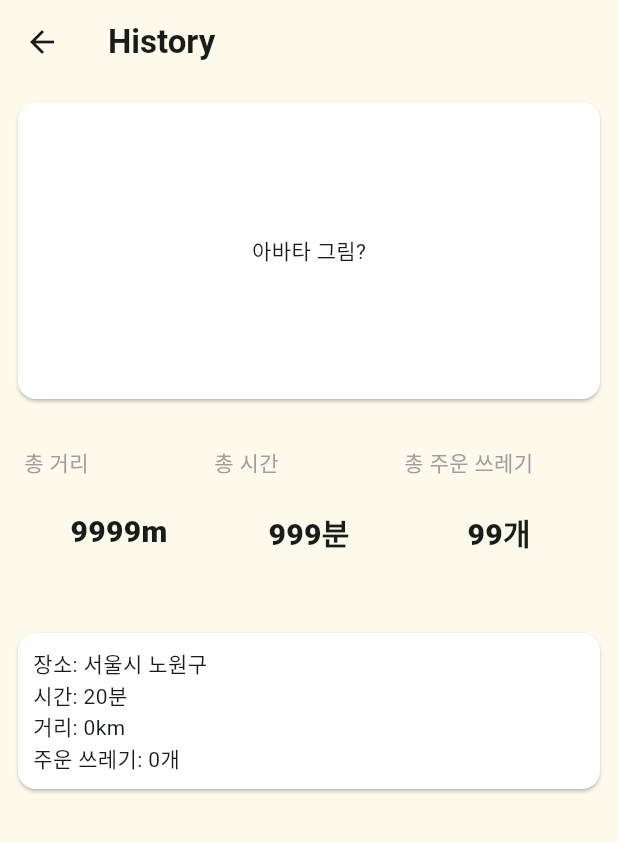
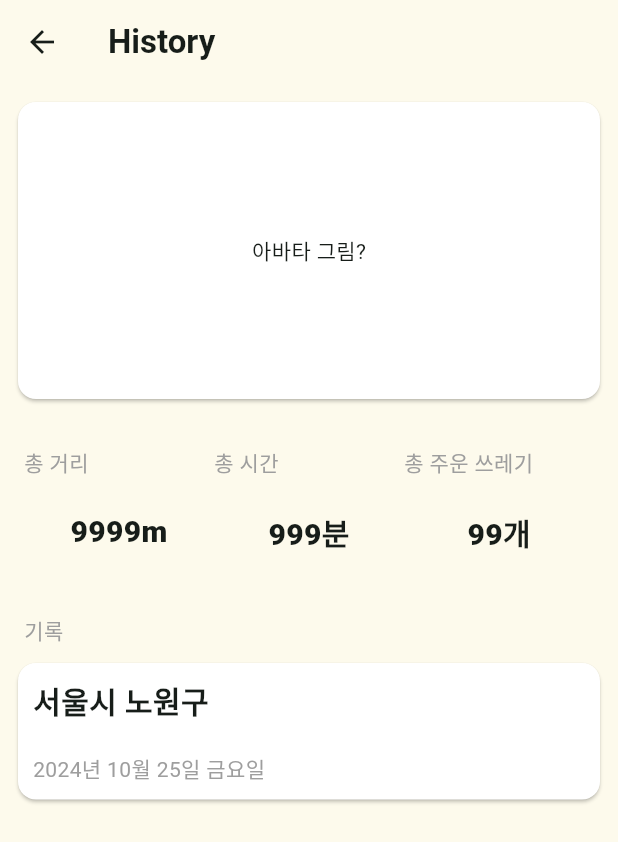
Before and after one commit to KW-EcoVision/ecovision-mobile, a Flutter app: the History screen opened directly, on a phone screen of 412 x 824 dp. Shown: the top 842 px of the screen. Run offline on Flutter 3.47's test engine with Material 3 defaults, Android fonts, the phone set to English and light mode, and no system bars; our stand-ins replace camera, geolocator, google_maps_flutter, location, shared_preferences, stop_watch_timer; accounts and stored records are empty; Roboto replaces fonts that are missing (NanumSquareNeo-bRg).

Commit message:
feat: 플로깅 기록 조회 화면 형식 변경

```diff
--- a/lib/view/page/history/HistoryPage.dart
+++ b/lib/view/page/history/HistoryPage.dart
@@ -3,6 +3,10 @@ import 'package:eco_vision/service/HistoryTest.dart';
 import 'package:eco_vision/view/const/EcoVisionColor.dart';
 import 'package:eco_vision/view/page/history/HistoryDetailPage.dart';
 import 'package:flutter/material.dart';
+import 'package:http/http.dart';
+import 'package:intl/intl.dart';
+import 'package:shared_preferences/shared_preferences.dart';
+import 'package:http/http.dart' as http;
 
 class History extends StatefulWidget {
   const History({super.key});
@@ -14,12 +18,20 @@ class History extends StatefulWidget {
 class _HistoryState extends State<History> {
   bool isHistoriesInitialized = false;
   late List<HistoryData> histories;
+  // late String token;
+  // late SharedPreferences prefs;
+  // late Future<http.Response> response;
   HistoryTest test = HistoryTest();
 
   @override
-  void initState() {
+  void initState() async {
     super.initState();
-    // test대신 기록 받아오는 api 넣기
+    // // test대신 기록 받아오는 api 넣기
+    // prefs = await SharedPreferences.getInstance();
+    // token = prefs.getString('accessToken')!;
+
+    // response = http.get(Uri.parse("http://43.201.1.7:8080/total-and-list-view"),
+    //     headers: {'Content-Type': 'application/json', 'Authorization': token});
 
     test.testDataInit().then((_) {
       setState(() {
@@ -46,6 +58,7 @@ class _HistoryState extends State<History> {
             Container(
                 margin: const EdgeInsets.fromLTRB(8, 8, 8, 0),
                 child: Column(
+                  crossAxisAlignment: CrossAxisAlignment.start,
                   children: [
                     SizedBox(
                       height: MediaQuery.of(context).size.width / 2,
@@ -112,7 +125,11 @@ class _HistoryState extends State<History> {
                         ],
                       ),
                     ),
-                    Text('\n')
+                    Text('\n'),
+                    Container(
+                        margin: const EdgeInsets.fromLTRB(8, 0, 8, 0),
+                        child: const Text('기록',
+                            style: TextStyle(color: Colors.grey)))
                   ],
                 )),
             isHistoriesInitialized
@@ -138,10 +155,35 @@ class _HistoryState extends State<History> {
                               child: Card(
                                 color: Colors.white,
                                 child: Container(
-                                  padding: const EdgeInsets.all(10),
-                                  child: Text(
-                                      '장소: ${histories[index].location}\n시간: ${histories[index].time}분\n거리: ${histories[index].distance}km\n주운 쓰레기: ${histories[index].trashCount}개'),
-                                ),
+                                    padding: const EdgeInsets.all(10),
+                                    child: Column(
+                                      crossAxisAlignment:
+                                          CrossAxisAlignment.start,
+                                      children: [
+                                        Text(
+                                          histories[index].location,
+                                          style: const TextStyle(
+                                            fontSize: 20,
+                                            fontWeight: FontWeight.bold,
+                                            overflow: TextOverflow.ellipsis,
+                                          ),
+                                        ),
+                                        Text(
+                                          '\n${DateFormat('yyyy년 MM월 dd일 ').format(histories[index].createdAt)}'
+                                          '${DateFormat.E('ko_KR').format(histories[index].createdAt)}요일',
+                                          style: const TextStyle(
+                                            color: Colors.grey,
+                                            // fontSize: 20,
+                                            // fontWeight: FontWeight.bold,
+                                            overflow: TextOverflow.ellipsis,
+                                          ),
+                                        )
+                                      ],
+                                    )
+                                    // Text(
+
+                                    //     '장소: ${histories[index].location}\n시간: ${histories[index].time}분\n거리: ${histories[index].distance}km\n주운 쓰레기: ${histories[index].trashCount}개'),
+                                    ),
                               ),
                             ),
                           );
```
Also changed, not shown: lib/view/page/history/HistoryDetailPage.dart (+35 -2 lines).
